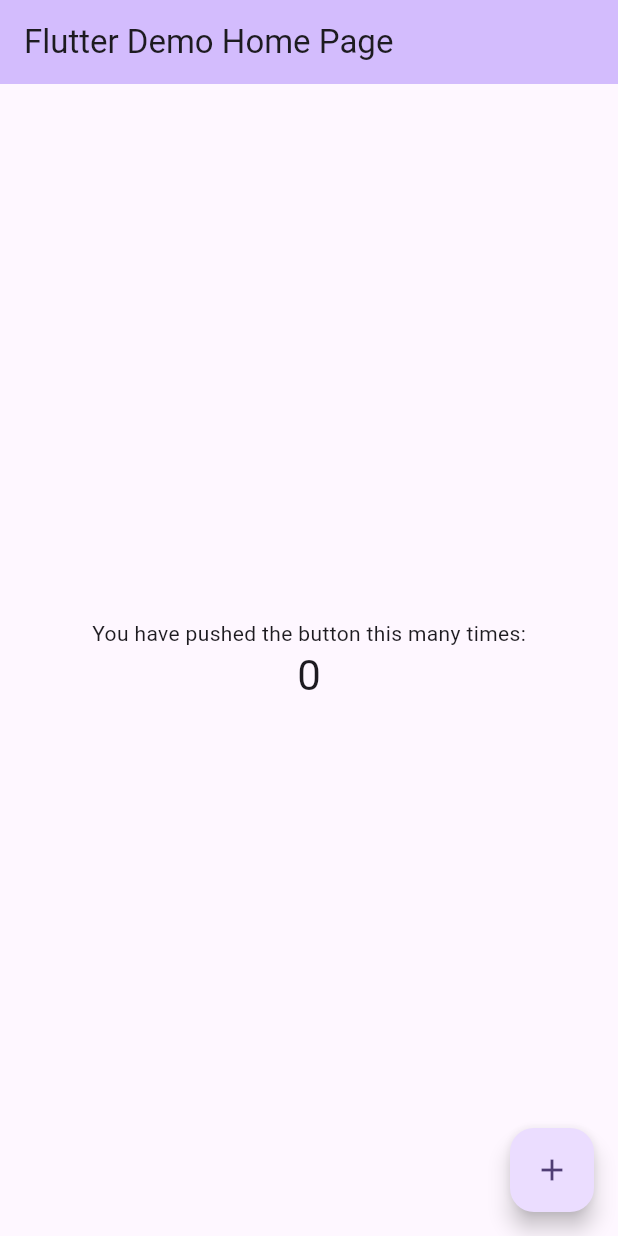
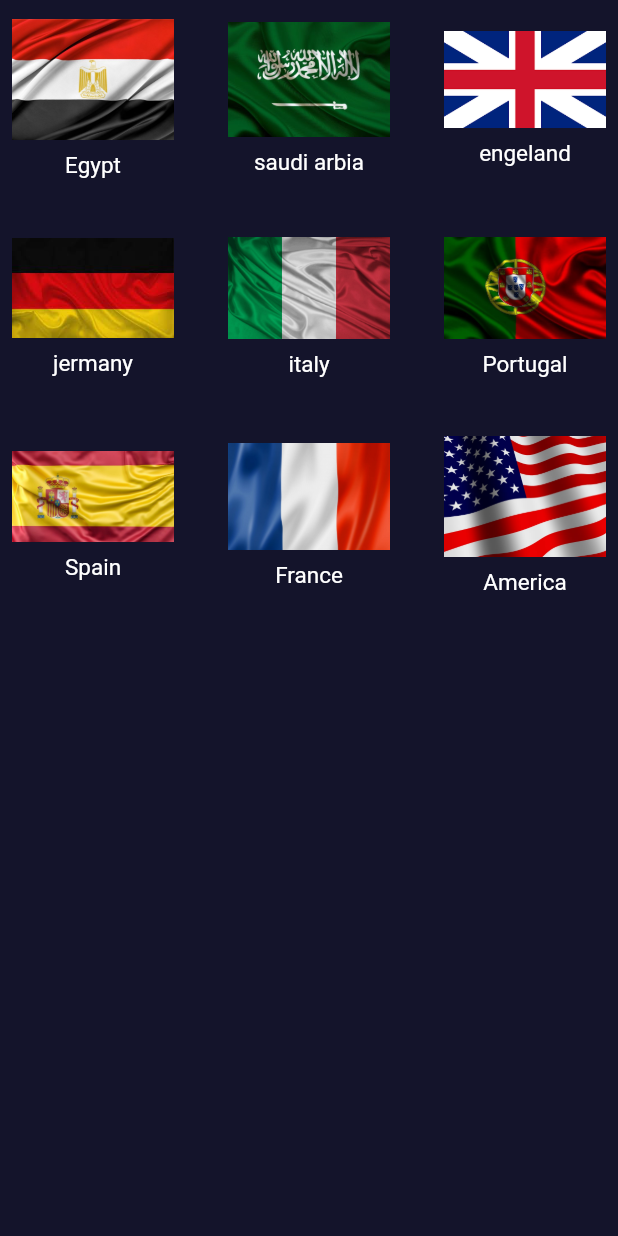
Before and after one commit to mohamedabdelhamed555/Final-project-Mr-flutter, a Flutter app: the screen it shows after launch, on a phone screen of 412 x 824 dp. Run offline on Flutter 3.47's test engine with Material 2 defaults, Android fonts, the phone set to English and light mode, and no system bars.

Commit message:
Countries Screen

```diff
--- /dev/null
+++ b/lib/Screens/countries_screen.dart
@@ -0,0 +1,61 @@
+import 'package:flutter/material.dart';
+
+class GridItem {
+  final String imageUrl;
+  final String text;
+
+  GridItem({required this.imageUrl, required this.text});
+}
+
+class Countries extends StatelessWidget {
+  final List<GridItem> items = [
+    GridItem(imageUrl: 'assets/images/علم-مصر-أهم-الحقائق.jpg', text: 'Egypt'),
+    GridItem(
+        imageUrl: 'assets/images/Saudi-Flag-wallpapers-HD-388x276.jpg',
+        text: 'saudi arbia'),
+    GridItem(imageUrl: 'assets/images/engeland.png', text: 'engeland'),
+    GridItem(imageUrl: 'assets/images/jermany.jpg', text: 'jermany'),
+    GridItem(imageUrl: 'assets/images/italy.jpg', text: 'italy'),
+    GridItem(imageUrl: 'assets/images/Portugal.jpg', text: 'Portugal'),
+    GridItem(imageUrl: 'assets/images/Spain.jpg', text: 'Spain'),
+    GridItem(imageUrl: 'assets/images/France.jpg', text: 'France'),
+    GridItem(imageUrl: 'assets/images/America.jpg', text: 'America'),
+  ];
+
+  @override
+  Widget build(BuildContext context) {
+    return Scaffold(
+      backgroundColor: Color(0xff14142B),
+      body: GridView.builder(
+        itemCount: items.length,
+        gridDelegate: SliverGridDelegateWithFixedCrossAxisCount(
+          crossAxisCount: 3,
+          mainAxisSpacing: 15,
+          crossAxisSpacing: 20,
+          // Number of columns in the grid
+        ),
+        itemBuilder: (context, index) {
+          final item = items[index];
+
+          return GridTile(
+            child: Column(
+              mainAxisAlignment: MainAxisAlignment.center,
+              children: [
+                TextButton(
+                  onPressed: () {},
+                  child: Image.asset(
+                    item.imageUrl,
+                  ),
+                ),
+                Text(
+                  item.text,
+                  style: TextStyle(fontSize: 15, color: Colors.white),
+                ),
+              ],
+            ),
+          );
+        },
+      ),
+    );
+  }
+}
--- a/lib/main.dart
+++ b/lib/main.dart
@@ -1,125 +1,18 @@
+import 'package:final_project/Screens/countries_screen.dart';
 import 'package:flutter/material.dart';
 
 void main() {
-  runApp(const MyApp());
+  runApp(final_project());
 }
 
-class MyApp extends StatelessWidget {
-  const MyApp({super.key});
+class final_project extends StatelessWidget {
+  const final_project({super.key});
 
-  // This widget is the root of your application.
   @override
   Widget build(BuildContext context) {
     return MaterialApp(
-      title: 'Flutter Demo',
-      theme: ThemeData(
-        // This is the theme of your application.
-        //
-        // TRY THIS: Try running your application with "flutter run". You'll see
-        // the application has a blue toolbar. Then, without quitting the app,
-        // try changing the seedColor in the colorScheme below to Colors.green
-        // and then invoke "hot reload" (save your changes or press the "hot
-        // reload" button in a Flutter-supported IDE, or press "r" if you used
-        // the command line to start the app).
-        //
-        // Notice that the counter didn't reset back to zero; the application
-        // state is not lost during the reload. To reset the state, use hot
-        // restart instead.
-        //
-        // This works for code too, not just values: Most code changes can be
-        // tested with just a hot reload.
-        colorScheme: ColorScheme.fromSeed(seedColor: Colors.deepPurple),
-        useMaterial3: true,
-      ),
-      home: const MyHomePage(title: 'Flutter Demo Home Page'),
+      debugShowCheckedModeBanner: false,
+      home: Countries(),
     );
   }
 }
-
-class MyHomePage extends StatefulWidget {
-  const MyHomePage({super.key, required this.title});
-
-  // This widget is the home page of your application. It is stateful, meaning
-  // that it has a State object (defined below) that contains fields that affect
-  // how it looks.
-
-  // This class is the configuration for the state. It holds the values (in this
-  // case the title) provided by the parent (in this case the App widget) and
-  // used by the build method of the State. Fields in a Widget subclass are
-  // always marked "final".
-
-  final String title;
-
-  @override
-  State<MyHomePage> createState() => _MyHomePageState();
-}
-
-class _MyHomePageState extends State<MyHomePage> {
-  int _counter = 0;
-
-  void _incrementCounter() {
-    setState(() {
-      // This call to setState tells the Flutter framework that something has
-      // changed in this State, which causes it to rerun the build method below
-      // so that the display can reflect the updated values. If we changed
-      // _counter without calling setState(), then the build method would not be
-      // called again, and so nothing would appear to happen.
-      _counter++;
-    });
-  }
-
-  @override
-  Widget build(BuildContext context) {
-    // This method is rerun every time setState is called, for instance as done
-    // by the _incrementCounter method above.
-    //
-    // The Flutter framework has been optimized to make rerunning build methods
-    // fast, so that you can just rebuild anything that needs updating rather
-    // than having to individually change instances of widgets.
-    return Scaffold(
-      appBar: AppBar(
-        // TRY THIS: Try changing the color here to a specific color (to
-        // Colors.amber, perhaps?) and trigger a hot reload to see the AppBar
-        // change color while the other colors stay the same.
-        backgroundColor: Theme.of(context).colorScheme.inversePrimary,
-        // Here we take the value from the MyHomePage object that was created by
-        // the App.build method, and use it to set our appbar title.
-        title: Text(widget.title),
-      ),
-      body: Center(
-        // Center is a layout widget. It takes a single child and positions it
-        // in the middle of the parent.
-        child: Column(
-          // Column is also a layout widget. It takes a list of children and
-          // arranges them vertically. By default, it sizes itself to fit its
-          // children horizontally, and tries to be as tall as its parent.
-          //
-          // Column has various properties to control how it sizes itself and
-          // how it positions its children. Here we use mainAxisAlignment to
-          // center the children vertically; the main axis here is the vertical
-          // axis because Columns are vertical (the cross axis would be
-          // horizontal).
-          //
-          // TRY THIS: Invoke "debug painting" (choose the "Toggle Debug Paint"
-          // action in the IDE, or press "p" in the console), to see the
-          // wireframe for each widget.
-          mainAxisAlignment: MainAxisAlignment.center,
-          children: <Widget>[
-            const Text(
-              'You have pushed the button this many times:',
-            ),
-            Text(
-              '$_counter',
-              style: Theme.of(context).textTheme.headlineMedium,
-            ),
-          ],
-        ),
-      ),
-      floatingActionButton: FloatingActionButton(
-        onPressed: _incrementCounter,
-        tooltip: 'Increment',
-        child: const Icon(Icons.add),
-      ), // This trailing comma makes auto-formatting nicer for build methods.
-    );
-  }
-}
```
Also changed, not shown: pubspec.yaml (+4 -9 lines), assets/images/America.jpg (added), assets/images/France.jpg (added), assets/images/Portugal.jpg (added), assets/images/Saudi-Flag-wallpapers-HD-388x276.jpg (added), assets/images/Spain.jpg (added), assets/images/engeland.png (added), assets/images/italy.jpg (added), assets/images/jermany.jpg (added), assets/images/علم-مصر-أهم-الحقائق.jpg (added).
